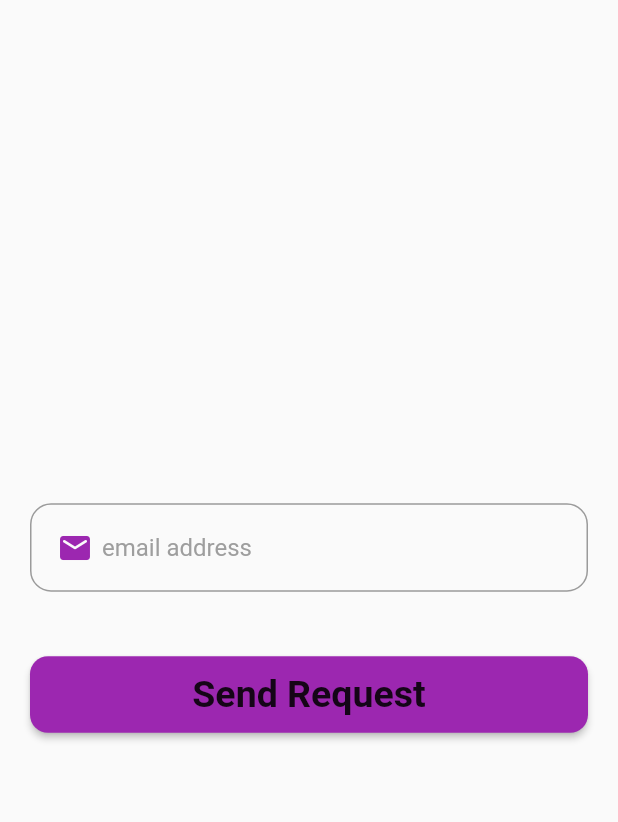
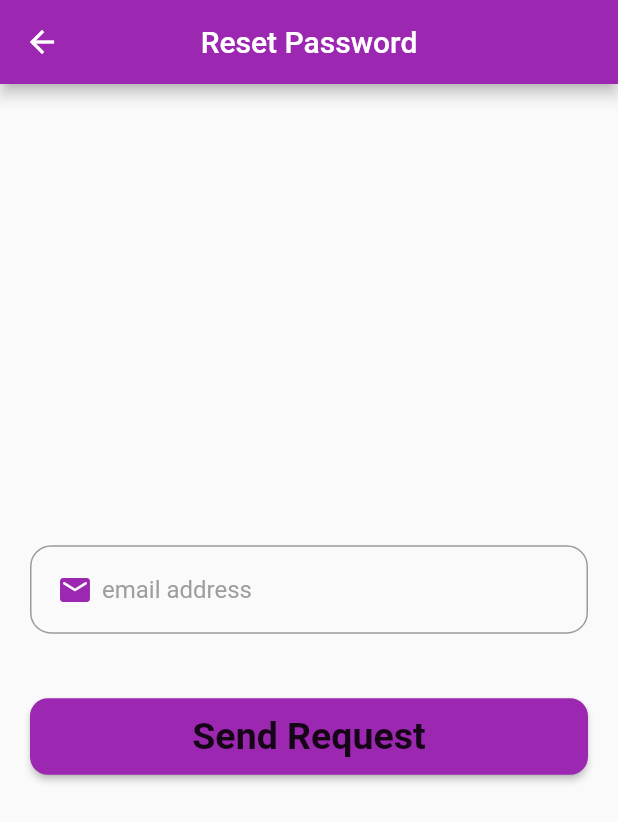
Before and after one commit to AltTheo/UOP_sports_V2.0, a Flutter app: the RegPage screen opened directly, after a tap on "Already have an account?,", after a tap on "Forgot password ?", on a phone screen of 412 x 824 dp. Shown: the top 822 px of the screen. Run offline on Flutter 3.47's test engine with Material 2 defaults, Android fonts, the phone set to English and light mode, and no system bars; our stand-ins replace firebase_auth, firebase_core; accounts and stored records are empty; network calls fail.

Commit message:
changes made to UI

```diff
--- a/lib/login.dart
+++ b/lib/login.dart
@@ -24,6 +24,14 @@ class HomePageState extends State<HomePage> {
   @override
   Widget build(BuildContext context) {
     return Scaffold(
+      appBar: AppBar(
+        centerTitle: true,
+        backgroundColor: Colors.purple,
+        title: const Text(
+          'App',
+          style: TextStyle(fontSize: 40),
+        ),
+      ),
       body: FutureBuilder(
         future: _initializeFirebase(),
         builder: (context, snapshot) {
@@ -83,7 +91,7 @@ class LoginState extends State<LoginScreen> {
     return Padding(
         padding: const EdgeInsets.all(20.0),
         child: Column(
-          mainAxisAlignment: MainAxisAlignment.center,
+          mainAxisAlignment: MainAxisAlignment.start,
           crossAxisAlignment: CrossAxisAlignment.start,
           children: [
             const Text('App ',
@@ -101,7 +109,7 @@ class LoginState extends State<LoginScreen> {
                   fontWeight: FontWeight.bold),
             ),
             const SizedBox(
-              height: 32.0,
+              height: 12.0,
             ),
             Form(
                 key: emailKey,
@@ -109,7 +117,7 @@ class LoginState extends State<LoginScreen> {
                     controller: emailController,
                     keyboardType: TextInputType.emailAddress,
                     validator: (emailText) {
-                      if (emailText == null|| emailText.isEmpty) {
+                      if (emailText == null || emailText.isEmpty) {
                         return 'please enter your email';
                       }
                       return null;
@@ -135,8 +143,8 @@ class LoginState extends State<LoginScreen> {
                   obscuringCharacter: '*',
                   keyboardType: TextInputType.text,
                   validator: (passText) {
-                      if (passText == null|| passText.isEmpty) {
-                        return 'PLease enter your password';
+                    if (passText == null || passText.isEmpty) {
+                      return 'Please enter your password';
                     }
                     return null;
                   },
@@ -152,8 +160,8 @@ class LoginState extends State<LoginScreen> {
                     hintStyle: const TextStyle(color: Colors.grey),
                     prefixIcon: const Padding(
                         padding: EdgeInsetsDirectional.only(start: 15.0),
-                    child:
-                        Icon(Icons.lock_outline_rounded, color: Colors.purple)),
+                        child: Icon(Icons.lock_outline_rounded,
+                            color: Colors.purple)),
                     suffixIcon: IconButton(
                         onPressed: () {
                           setState(() {
@@ -190,12 +198,12 @@ class LoginState extends State<LoginScreen> {
             const SizedBox(height: 43.0),
             SizedBox(
                 width: double.infinity,
-                height: 51.0,
+                height: 41.0,
                 child: RawMaterialButton(
                   fillColor: Colors.purple,
                   splashColor: const Color.fromARGB(255, 200, 129, 212),
                   shape: RoundedRectangleBorder(
-                      borderRadius: BorderRadius.circular(12.0)),
+                      borderRadius: BorderRadius.circular(50.0)),
                   enableFeedback: true,
                   onPressed: () async {
                     User? user = await loginUsingEmailPassword(
@@ -203,7 +211,7 @@ class LoginState extends State<LoginScreen> {
                         password: passwordController.text,
                         context: context);
                     print(user);
-                    if (user != null && !emailKey.currentState!.validate() && !passwordKey.currentState!.validate() ) {
+                    if (user != null) {
                       Navigator.of(context).pushReplacement(
                           MaterialPageRoute(builder: (context) => Nav()));
                     }
@@ -215,7 +223,7 @@ class LoginState extends State<LoginScreen> {
                   ),
                 )),
             const SizedBox(
-              height: 50.0,
+              height: 20.0,
             ),
             GestureDetector(
               onTap: () {
--- a/lib/screens/AccountScreen.dart
+++ b/lib/screens/AccountScreen.dart
@@ -6,6 +6,7 @@ class Accounts extends StatelessWidget {
   Widget build(BuildContext context) {
     return Scaffold(
         appBar: AppBar(
+          centerTitle: true,
           title: Text('Account'),
           backgroundColor: Colors.purple,
         ),
@@ -23,7 +24,8 @@ class Accounts extends StatelessWidget {
                       Text(
                         'Sign out',
                         style: TextStyle(color: Colors.red, fontSize: 20.0),
-                      ),                    ],
+                      ),
+                    ],
                   )),
             )
           ],
--- a/lib/screens/Activity.dart
+++ b/lib/screens/Activity.dart
@@ -8,6 +8,7 @@ class Activity extends StatelessWidget {
   Widget build(BuildContext context) {
     return Scaffold(
         appBar: AppBar(
+          centerTitle: true,
           title: const Text('Activity'),
           backgroundColor: Colors.purple,
         ),
--- a/lib/screens/registerScreen.dart
+++ b/lib/screens/registerScreen.dart
@@ -23,6 +23,15 @@ class RegPageState extends State<RegPage> {
   @override
   Widget build(BuildContext context) {
     return Scaffold(
+      appBar: AppBar(
+          backgroundColor: Colors.purple,
+          leading: BackButton(
+            color: Colors.white,
+            onPressed: () {
+              Navigator.of(context).pushReplacement(
+                  MaterialPageRoute(builder: (context) => const HomePage()));
+            },
+          )),
       body: FutureBuilder(
         future: _initializeFirebase(),
         builder: (context, snapshot) {
@@ -49,7 +58,6 @@ class Register extends StatefulWidget {
 
 class RegisterState extends State<Register> {
   bool passwordVisible = true;
-
 
   static Future<User?> loginUsingEmailPassword(
       {required String email,
@@ -78,22 +86,11 @@ class RegisterState extends State<Register> {
     TextEditingController confirmPasswordController = TextEditingController();
 
     return Padding(
-      padding: const EdgeInsets.only(
-          top: 50.0, left: 20.0, right: 20.0, bottom: 20.0),
+      padding: const EdgeInsets.all(20.0),
       child: Column(
-        mainAxisAlignment: MainAxisAlignment.center,
+        mainAxisAlignment: MainAxisAlignment.start,
         crossAxisAlignment: CrossAxisAlignment.start,
         children: [
-          BackButton(
-            color: Colors.purpleAccent,
-            onPressed: () {
-              Navigator.of(context).pushReplacement(
-                  MaterialPageRoute(builder: (context) => const HomePage()));
-            },
-          ),
-          const SizedBox(
-            height: 20.0,
-          ),
           const Text('Sign Up',
               style: TextStyle(
                   color: Colors.purple,
@@ -133,8 +130,8 @@ class RegisterState extends State<Register> {
                   hintStyle: const TextStyle(color: Colors.grey),
                   prefixIcon: const Padding(
                       padding: EdgeInsetsDirectional.only(start: 15.0),
-                    child:
-                        Icon(Icons.lock_outline_rounded, color: Colors.purple)),
+                      child: Icon(Icons.lock_outline_rounded,
+                          color: Colors.purple)),
                   suffixIcon: InkWell(
                     onTap: toggleVisibility,
                     child: const Icon(Icons.visibility_rounded),
@@ -217,6 +214,7 @@ class RegisterState extends State<Register> {
       ),
     );
   }
+
   void toggleVisibility() {
     setState(() {
       passwordVisible = !passwordVisible;
--- a/lib/screens/reset.dart
+++ b/lib/screens/reset.dart
@@ -23,6 +23,18 @@ class ResetState extends State<ResetPage> {
   @override
   Widget build(BuildContext context) {
     return Scaffold(
+      appBar: AppBar(
+        backgroundColor: Colors.purple,
+        title: const Text('Reset Password'),
+        centerTitle: true,
+        leading: BackButton(
+          color: Colors.white,
+          onPressed: () {
+            Navigator.of(context).pushReplacement(
+                MaterialPageRoute(builder: (context) => const HomePage()));
+          },
+        ),
+      ),
       body: FutureBuilder(
         future: _initializeFirebase(),
         builder: (context, snapshot) {
@@ -90,8 +102,8 @@ class ResetScreenState extends State<ResetScreen> {
                   enableFeedback: true,
                   onPressed: () {
                     resetPassword(resetPassEmail.text);
-                    Navigator.of(context).pushReplacement(
-                          MaterialPageRoute(builder: (context) => const HomePage()));
+                    Navigator.of(context).pushReplacement(MaterialPageRoute(
+                        builder: (context) => const HomePage()));
                   },
                   child: const Text(
                     'Send Request',
```
Also changed, not shown: lib/screens/BookingScreen.dart (+17 -17 lines). Lines whose indentation alone changed are shown as unchanged.
